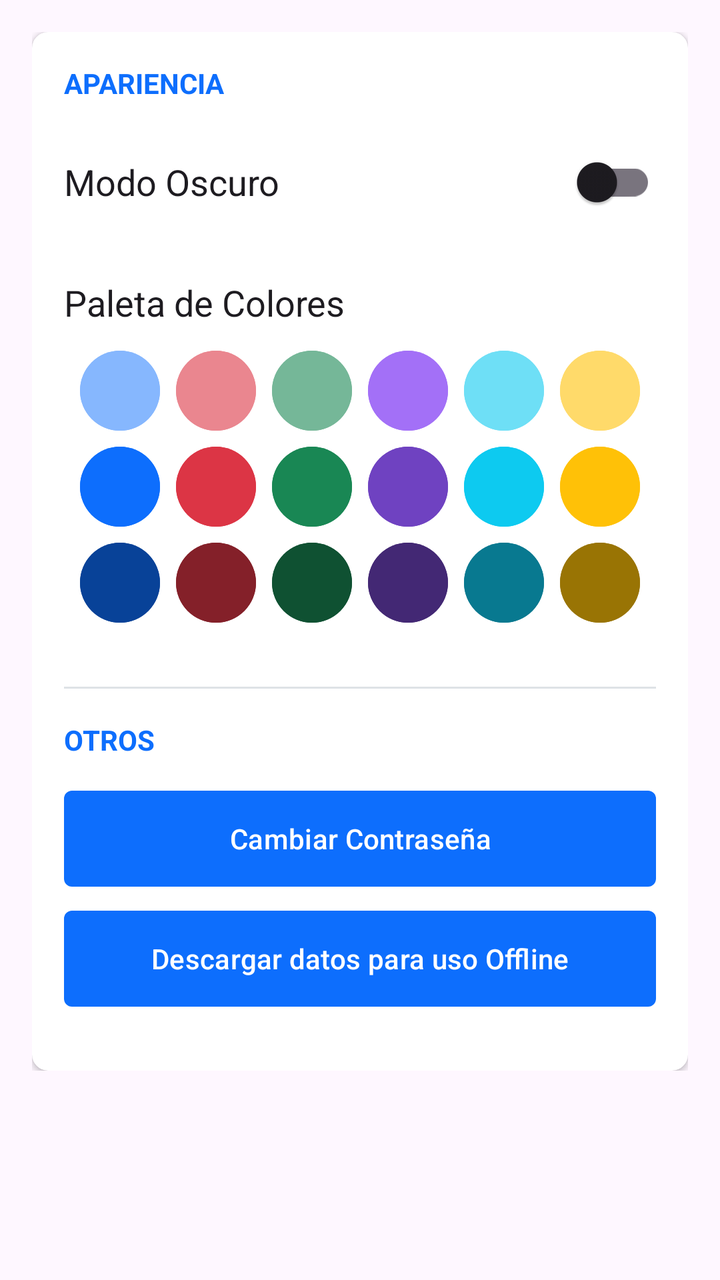
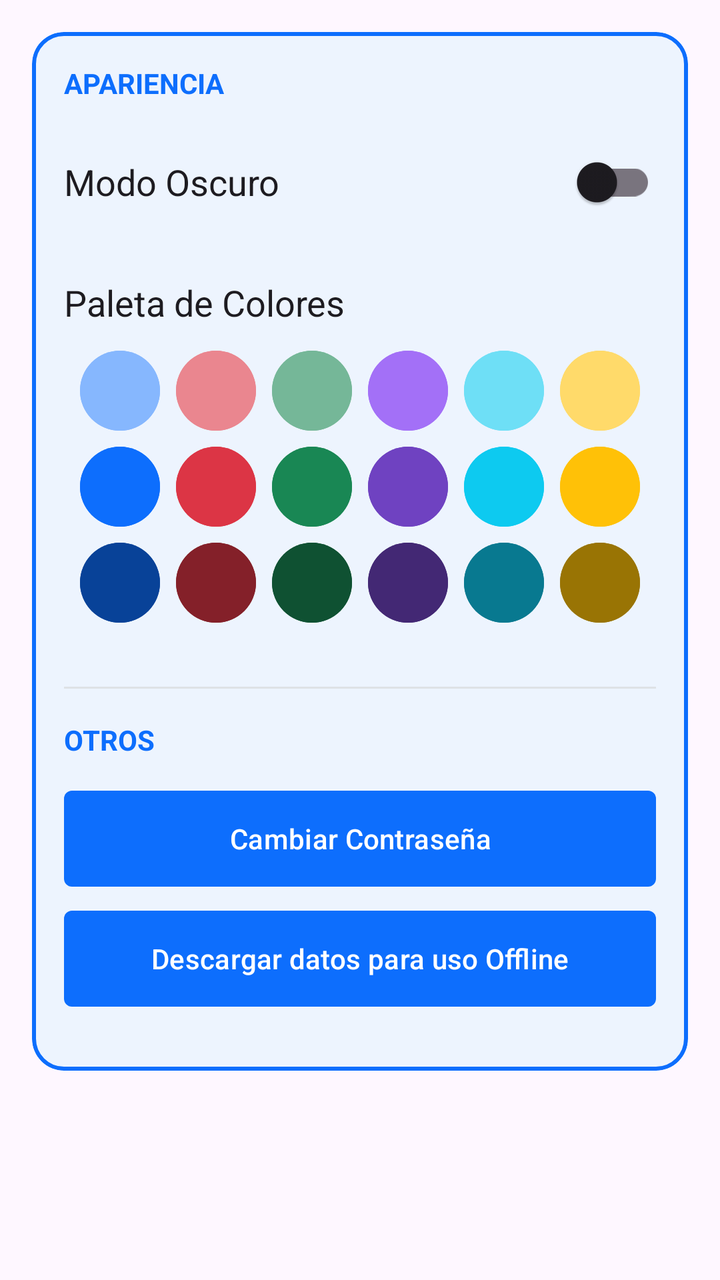

The first picture is an Android layout as it rendered before a commit; the second is the same layout after the commit. The layout source and the unified diff follow.
<!-- AndroidManifest.xml: application theme Theme.MyApplication -->
<!-- res/layout/fragment_settings.xml -->
<?xml version="1.0" encoding="utf-8"?>
<ScrollView xmlns:android="http://schemas.android.com/apk/res/android"
    xmlns:app="http://schemas.android.com/apk/res-auto"
    android:layout_width="match_parent"
    android:layout_height="match_parent"
    android:background="?android:attr/colorBackground">

    <LinearLayout
        android:layout_width="match_parent"
        android:layout_height="wrap_content"
        android:orientation="vertical"
        android:padding="16dp">

        <androidx.cardview.widget.CardView
            android:layout_width="match_parent"
            android:layout_height="wrap_content"
            app:cardCornerRadius="8dp"
            app:cardElevation="2dp">

            <LinearLayout
                android:layout_width="match_parent"
                android:layout_height="wrap_content"
                android:orientation="vertical"
                android:padding="16dp">

                
                <TextView
                    android:layout_width="wrap_content"
                    android:layout_height="wrap_content"
                    android:text="Apariencia"
                    android:textSize="14sp"
                    android:textStyle="bold"
                    android:textColor="?attr/colorPrimary"
                    android:textAllCaps="true"
                    android:layout_marginBottom="16dp"/>

                <RelativeLayout
                    android:layout_width="match_parent"
                    android:layout_height="wrap_content"
                    android:layout_marginBottom="24dp">

                    <TextView
                        android:layout_width="wrap_content"
                        android:layout_height="wrap_content"
                        android:text="Modo Oscuro"
                        android:textSize="18sp"
                        android:textColor="?android:attr/textColorPrimary"
                        android:layout_centerVertical="true"/>

                    <com.google.android.material.switchmaterial.SwitchMaterial
                        android:id="@+id/switchDarkMode"
                        android:layout_width="wrap_content"
                        android:layout_height="wrap_content"
                        android:layout_alignParentEnd="true"/>
                </RelativeLayout>

                <TextView
                    android:layout_width="wrap_content"
                    android:layout_height="wrap_content"
                    android:text="Paleta de Colores"
                    android:textSize="18sp"
                    android:textColor="?android:attr/textColorPrimary"
                    android:layout_marginBottom="12dp"/>

                
                <LinearLayout
                    android:id="@+id/rowLight"
                    android:layout_width="match_parent"
                    android:layout_height="wrap_content"
                    android:orientation="horizontal"
                    android:gravity="center"
                    android:layout_marginBottom="8dp">
                    <com.google.android.material.button.MaterialButton android:id="@+id/btnBlueLight" style="@style/Widget.Bootstrap.ColorButton" android:backgroundTint="@color/accent_blue_light" android:layout_marginHorizontal="4dp"/>
                    <com.google.android.material.button.MaterialButton android:id="@+id/btnRedLight" style="@style/Widget.Bootstrap.ColorButton" android:backgroundTint="@color/accent_red_light" android:layout_marginHorizontal="4dp"/>
                    <com.google.android.material.button.MaterialButton android:id="@+id/btnGreenLight" style="@style/Widget.Bootstrap.ColorButton" android:backgroundTint="@color/accent_green_light" android:layout_marginHorizontal="4dp"/>
                    <com.google.android.material.button.MaterialButton android:id="@+id/btnPurpleLight" style="@style/Widget.Bootstrap.ColorButton" android:backgroundTint="@color/accent_purple_light" android:layout_marginHorizontal="4dp"/>
                    <com.google.android.material.button.MaterialButton android:id="@+id/btnCyanLight" style="@style/Widget.Bootstrap.ColorButton" android:backgroundTint="@color/accent_cyan_light" android:layout_marginHorizontal="4dp"/>
                    <com.google.android.material.button.MaterialButton android:id="@+id/btnYellowLight" style="@style/Widget.Bootstrap.ColorButton" android:backgroundTint="@color/accent_yellow_light" android:layout_marginHorizontal="4dp"/>
                </LinearLayout>

                
                <LinearLayout
                    android:id="@+id/rowNormal"
                    android:layout_width="match_parent"
                    android:layout_height="wrap_content"
                    android:orientation="horizontal"
                    android:gravity="center"
                    android:layout_marginBottom="8dp">
                    <com.google.android.material.button.MaterialButton android:id="@+id/btnBlue" style="@style/Widget.Bootstrap.ColorButton" android:backgroundTint="@color/accent_blue" android:layout_marginHorizontal="4dp"/>
                    <com.google.android.material.button.MaterialButton android:id="@+id/btnRed" style="@style/Widget.Bootstrap.ColorButton" android:backgroundTint="@color/accent_red" android:layout_marginHorizontal="4dp"/>
                    <com.google.android.material.button.MaterialButton android:id="@+id/btnGreen" style="@style/Widget.Bootstrap.ColorButton" android:backgroundTint="@color/accent_green" android:layout_marginHorizontal="4dp"/>
                    <com.google.android.material.button.MaterialButton android:id="@+id/btnPurple" style="@style/Widget.Bootstrap.ColorButton" android:backgroundTint="@color/accent_purple" android:layout_marginHorizontal="4dp"/>
                    <com.google.android.material.button.MaterialButton android:id="@+id/btnCyan" style="@style/Widget.Bootstrap.ColorButton" android:backgroundTint="@color/accent_cyan" android:layout_marginHorizontal="4dp"/>
                    <com.google.android.material.button.MaterialButton android:id="@+id/btnYellow" style="@style/Widget.Bootstrap.ColorButton" android:backgroundTint="@color/accent_yellow" android:layout_marginHorizontal="4dp"/>
                </LinearLayout>

                
                <LinearLayout
                    android:id="@+id/rowDark"
                    android:layout_width="match_parent"
                    android:layout_height="wrap_content"
                    android:orientation="horizontal"
                    android:gravity="center"
                    android:layout_marginBottom="16dp">
                    <com.google.android.material.button.MaterialButton android:id="@+id/btnBlueDark" style="@style/Widget.Bootstrap.ColorButton" android:backgroundTint="@color/accent_blue_dark" android:layout_marginHorizontal="4dp"/>
                    <com.google.android.material.button.MaterialButton android:id="@+id/btnRedDark" style="@style/Widget.Bootstrap.ColorButton" android:backgroundTint="@color/accent_red_dark" android:layout_marginHorizontal="4dp"/>
                    <com.google.android.material.button.MaterialButton android:id="@+id/btnGreenDark" style="@style/Widget.Bootstrap.ColorButton" android:backgroundTint="@color/accent_green_dark" android:layout_marginHorizontal="4dp"/>
                    <com.google.android.material.button.MaterialButton android:id="@+id/btnPurpleDark" style="@style/Widget.Bootstrap.ColorButton" android:backgroundTint="@color/accent_purple_dark" android:layout_marginHorizontal="4dp"/>
                    <com.google.android.material.button.MaterialButton android:id="@+id/btnCyanDark" style="@style/Widget.Bootstrap.ColorButton" android:backgroundTint="@color/accent_cyan_dark" android:layout_marginHorizontal="4dp"/>
                    <com.google.android.material.button.MaterialButton android:id="@+id/btnYellowDark" style="@style/Widget.Bootstrap.ColorButton" android:backgroundTint="@color/accent_yellow_dark" android:layout_marginHorizontal="4dp"/>
                </LinearLayout>

                
                <View
                    android:layout_width="match_parent"
                    android:layout_height="1dp"
                    android:background="@color/bs_border"
                    android:layout_marginVertical="16dp"/>

                
                <TextView
                    android:layout_width="wrap_content"
                    android:layout_height="wrap_content"
                    android:text="Otros"
                    android:textSize="14sp"
                    android:textStyle="bold"
                    android:textColor="?attr/colorPrimary"
                    android:textAllCaps="true"
                    android:layout_marginBottom="16dp"/>

                <Button
                    android:id="@+id/btnChangePassword"
                    style="@style/Widget.Bootstrap.Button.Primary"
                    android:layout_width="match_parent"
                    android:layout_height="wrap_content"
                    android:text="Cambiar Contraseña"
                    android:textAllCaps="false"
                    android:layout_marginBottom="12dp"/>

                <Button
                    android:id="@+id/btnDownloadOfflineData"
                    style="@style/Widget.Bootstrap.Button.Primary"
                    android:layout_width="match_parent"
                    android:layout_height="wrap_content"
                    android:text="Descargar datos para uso Offline"
                    android:textAllCaps="false"
                    android:layout_marginBottom="16dp"/>

            </LinearLayout>
        </androidx.cardview.widget.CardView>

    </LinearLayout>
</ScrollView>
<!-- resources referenced by this layout -->
<resources>
  <color name="accent_blue">#0d6efd</color>
  <color name="accent_blue_dark">#084298</color>
  <color name="accent_blue_light">#86b7fe</color>
  <color name="accent_cyan">#0dcaf0</color>
  <color name="accent_cyan_dark">#087990</color>
  <color name="accent_cyan_light">#6edff6</color>
  <color name="accent_green">#198754</color>
  <color name="accent_green_dark">#0f5132</color>
  <color name="accent_green_light">#75b798</color>
  <color name="accent_purple">#6f42c1</color>
  <color name="accent_purple_dark">#432874</color>
  <color name="accent_purple_light">#a370f7</color>
  <color name="accent_red">#dc3545</color>
  <color name="accent_red_dark">#842029</color>
  <color name="accent_red_light">#ea868f</color>
  <color name="accent_yellow">#ffc107</color>
  <color name="accent_yellow_dark">#997404</color>
  <color name="accent_yellow_light">#ffda6a</color>
  <color name="bs_border">#dee2e6</color>
  <style name="Widget.Bootstrap.Button.Primary" parent="Widget.Bootstrap.Button">
          <item name="backgroundTint">?attr/colorPrimary</item>
          <item name="android:textColor">?attr/colorOnPrimary</item>
      </style>
  <style name="Theme.MyApplication" parent="Base.Theme.MyApplication" />
  <style name="Widget.Bootstrap.Button" parent="Widget.Material3.Button">
          <item name="android:insetTop">0dp</item>
          <item name="android:insetBottom">0dp</item>
          <item name="shapeAppearance">@style/ShapeAppearance.Bootstrap.Small</item>
          <item name="android:textColor">?attr/colorOnPrimary</item>
      </style>
  <style name="ShapeAppearance.Bootstrap.Circle" parent="ShapeAppearance.Material3.SmallComponent">
          <item name="cornerSize">50%</item>
      </style>
  <style name="Base.Theme.MyApplication" parent="Theme.Material3.DayNight.NoActionBar">
          <item name="colorPrimary">@color/accent_blue</item>
          <item name="colorOnPrimary">@color/white</item>
          <item name="colorSecondary">@color/bs_secondary</item>
          <item name="android:statusBarColor">@color/bs_dark</item>
          <item name="android:windowBackground">@color/bs_light</item>
          <item name="colorSurface">@color/surface_light</item>
      </style>
  <style name="ShapeAppearance.Bootstrap.Small" parent="ShapeAppearance.Material3.SmallComponent">
          <item name="cornerSize">4dp</item>
      </style>
  <color name="white">#FFFFFFFF</color>
  <color name="bs_secondary">#6c757d</color>
  <color name="bs_dark">#212529</color>
  <color name="bs_light">#f8f9fa</color>
  <color name="surface_light">#FFFFFF</color>
  <!-- unchanged entries left out for length: 1 -->
</resources>

<!-- the commit's change to res/layout/fragment_settings.xml (unified diff, before → after) -->
@@ -11,10 +11,12 @@
         android:orientation="vertical"
         android:padding="16dp">
 
-        <androidx.cardview.widget.CardView
+        <com.google.android.material.card.MaterialCardView
             android:layout_width="match_parent"
             android:layout_height="wrap_content"
-            app:cardCornerRadius="8dp"
+            app:cardCornerRadius="16dp"
+            app:strokeColor="?attr/colorPrimary"
+            app:strokeWidth="2dp"
             app:cardElevation="2dp">
 
             <LinearLayout
@@ -147,7 +149,7 @@
                     android:layout_marginBottom="16dp"/>
 
             </LinearLayout>
-        </androidx.cardview.widget.CardView>
+        </com.google.android.material.card.MaterialCardView>
 
     </LinearLayout>
 </ScrollView>
<!-- resource entries referenced after the edit -->
@@ -40,6 +40,9 @@
           <item name="android:statusBarColor">@color/bs_dark</item>
           <item name="android:windowBackground">@color/bs_light</item>
           <item name="colorSurface">@color/surface_light</item>
+          <item name="materialCardViewStyle">@style/Widget.Bootstrap.Card</item>
+          <item name="cardViewStyle">@style/Widget.Bootstrap.Card</item>
+          <item name="alertDialogTheme">@style/Theme.MyApplication.Dialog</item>
       </style>
   <style name="ShapeAppearance.Bootstrap.Small" parent="ShapeAppearance.Material3.SmallComponent">
           <item name="cornerSize">4dp</item>
@@ -49,6 +52,20 @@
   <color name="bs_dark">#212529</color>
   <color name="bs_light">#f8f9fa</color>
   <color name="surface_light">#FFFFFF</color>
+  <style name="Widget.Bootstrap.Card" parent="Widget.Material3.CardView.Outlined">
+          <item name="cardBackgroundColor">?attr/colorSurface</item>
+          <item name="cardCornerRadius">16dp</item>
+          <item name="cardElevation">3dp</item>
+          <item name="strokeColor">?attr/colorPrimary</item>
+          <item name="strokeWidth">2dp</item>
+          <item name="android:layout_margin">8dp</item>
+      </style>
+  <style name="Theme.MyApplication.Dialog" parent="ThemeOverlay.Material3.MaterialAlertDialog">
+          <item name="shapeAppearanceOverlay">@style/ShapeAppearance.MyApplication.Dialog</item>
+      </style>
+  <style name="ShapeAppearance.MyApplication.Dialog" parent="ShapeAppearance.Material3.LargeComponent">
+          <item name="cornerSize">20dp</item>
+      </style>
   <!-- unchanged entries left out for length: 1 -->
 </resources>
 
